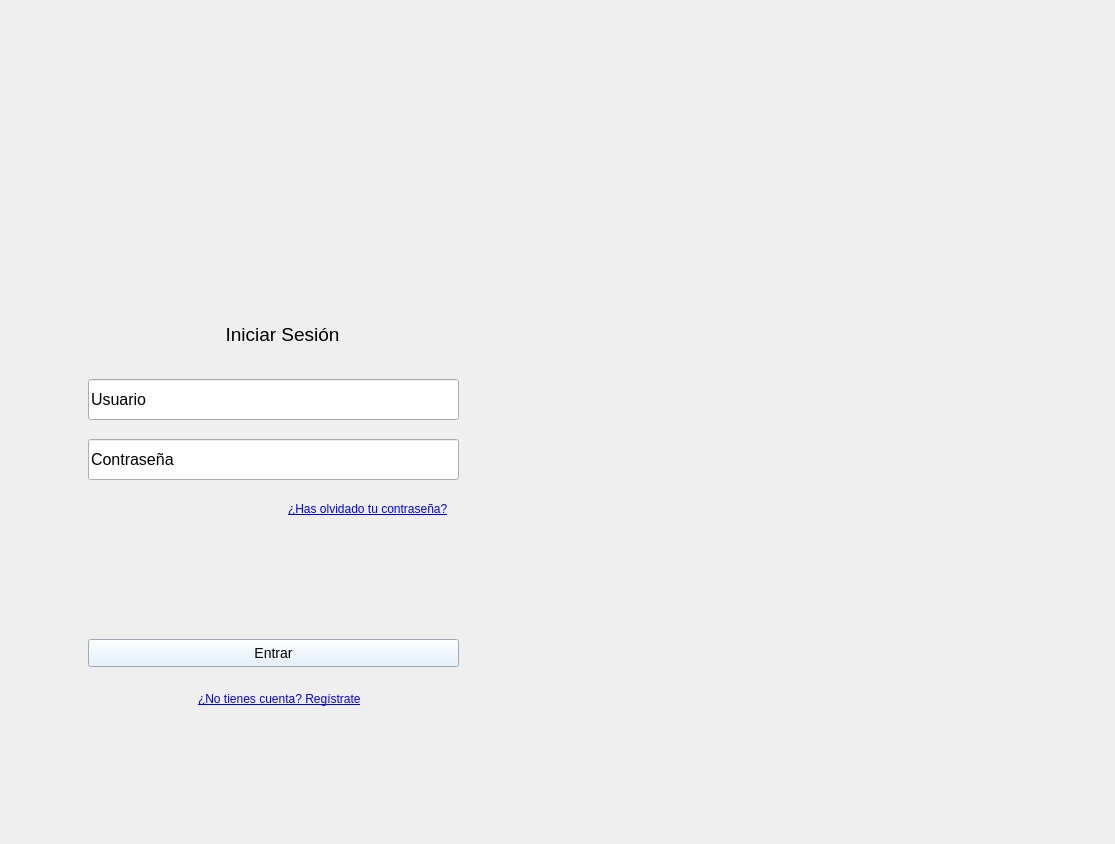
laraanton/InSo, file src/vista/ui/vista_login.ui: the form before one commit.
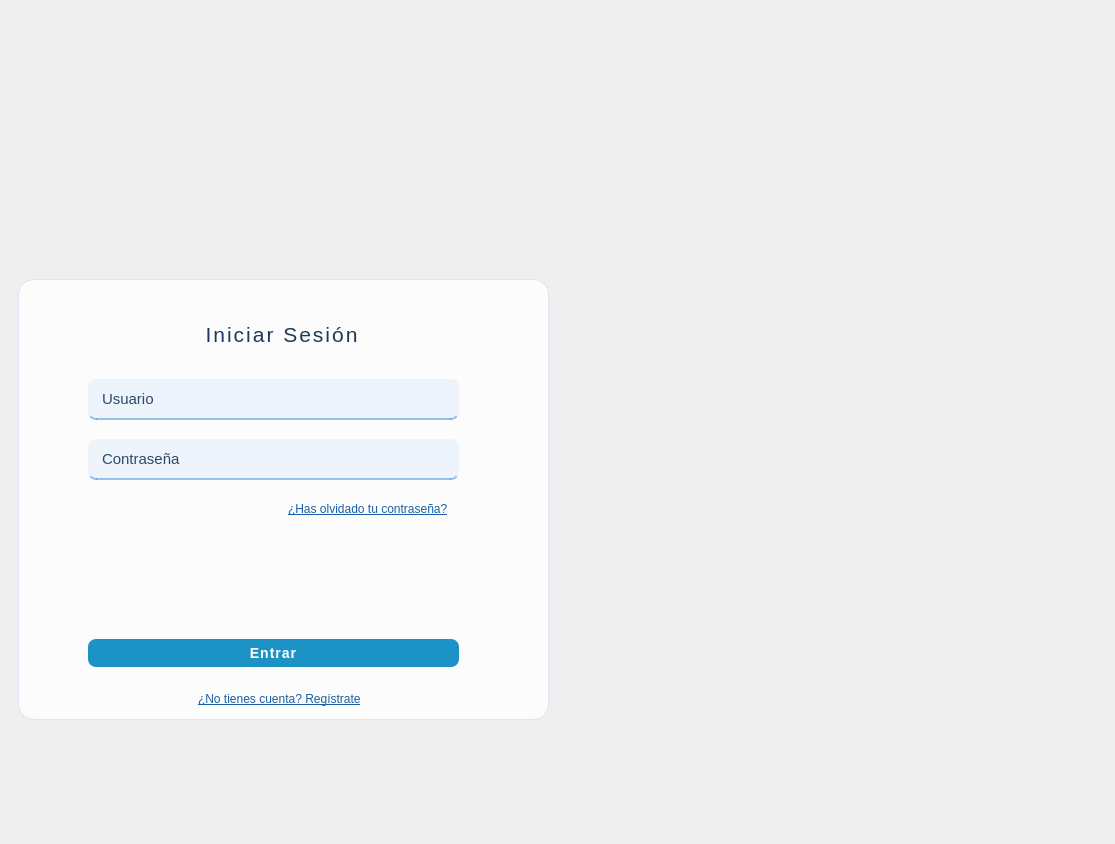
The form after the commit. Icons and pictures are not drawn.

Commit message:
Enhance login UI with new styles and formatting
Added custom styles to improve the login UI appearance.

```diff
--- a/src/vista/ui/vista_login.ui
+++ b/src/vista/ui/vista_login.ui
@@ -33,6 +33,13 @@
            <height>441</height>
           </rect>
          </property>
+         <property name="styleSheet">
+          <string notr="true">QWidget#widget_2 {
+	background-color: rgba(255, 255, 255, 0.82);
+	border-radius: 16px;
+	border: 1px solid rgba(200, 220, 245, 0.6);
+}</string>
+         </property>
          <widget class="QLabel" name="inicio_sesion">
           <property name="geometry">
            <rect>
@@ -43,7 +50,7 @@
            </rect>
           </property>
           <property name="text">
-           <string>&lt;html&gt;&lt;head/&gt;&lt;body&gt;&lt;p&gt;&lt;span style=&quot; font-size:14pt;&quot;&gt;Iniciar Sesión&lt;/span&gt;&lt;/p&gt;&lt;/body&gt;&lt;/html&gt;</string>
+           <string>&lt;html&gt;&lt;head/&gt;&lt;body&gt;&lt;p&gt;&lt;span style=&quot; font-size:16pt; font-weight:300; color:#1a3a5c; letter-spacing:2px;&quot;&gt;Iniciar Sesión&lt;/span&gt;&lt;/p&gt;&lt;/body&gt;&lt;/html&gt;</string>
           </property>
           <property name="textFormat">
            <enum>Qt::RichText</enum>
@@ -63,9 +70,18 @@
           </property>
           <property name="styleSheet">
            <string notr="true">QLineEdit {
-	font-size: 16px;
+	font-size: 15px;
+	color: #2c4a6e;
+	background-color: rgba(230, 241, 251, 0.7);
+	border: none;
+	border-bottom: 2px solid rgba(55, 138, 221, 0.5);
+	border-radius: 8px;
+	padding: 6px 12px;
 }
-</string>
+QLineEdit:focus {
+	background-color: rgba(230, 241, 251, 0.95);
+	border-bottom: 2px solid rgb(55, 138, 221);
+}</string>
           </property>
           <property name="text">
            <string>Usuario</string>
@@ -82,9 +98,18 @@
           </property>
           <property name="styleSheet">
            <string notr="true">QLineEdit {
-	font-size: 16px;
+	font-size: 15px;
+	color: #2c4a6e;
+	background-color: rgba(230, 241, 251, 0.7);
+	border: none;
+	border-bottom: 2px solid rgba(55, 138, 221, 0.5);
+	border-radius: 8px;
+	padding: 6px 12px;
 }
-</string>
+QLineEdit:focus {
+	background-color: rgba(230, 241, 251, 0.95);
+	border-bottom: 2px solid rgb(55, 138, 221);
+}</string>
           </property>
           <property name="text">
            <string>Contraseña</string>
@@ -101,10 +126,21 @@
           </property>
           <property name="styleSheet">
            <string notr="true">QPushButton {
-	background-color: rgb(222, 237, 252);
+	background-color: rgb(29, 147, 197);
+	color: white;
 	font-size: 14px;
+	font-weight: 500;
+	letter-spacing: 1px;
+	border: none;
+	border-radius: 8px;
+	padding: 6px;
 }
-</string>
+QPushButton:hover {
+	background-color: rgb(24, 95, 165);
+}
+QPushButton:pressed {
+	background-color: rgb(12, 68, 124);
+}</string>
           </property>
           <property name="text">
            <string>Entrar</string>
@@ -120,7 +156,7 @@
            </rect>
           </property>
           <property name="styleSheet">
-           <string notr="true">color: blue;</string>
+           <string notr="true">color: rgb(24, 95, 165); font-size: 12px;</string>
           </property>
           <property name="text">
            <string>&lt;html&gt;&lt;head/&gt;&lt;body&gt;&lt;p&gt;&lt;span style=&quot; text-decoration: underline;&quot;&gt;¿Has olvidado tu contraseña?&lt;/span&gt;&lt;/p&gt;&lt;/body&gt;&lt;/html&gt;</string>
@@ -136,8 +172,7 @@
            </rect>
           </property>
           <property name="styleSheet">
-           <string notr="true">color: blue;
-</string>
+           <string notr="true">color: rgb(24, 95, 165); font-size: 12px;</string>
           </property>
           <property name="text">
            <string>&lt;html&gt;&lt;head/&gt;&lt;body&gt;&lt;p&gt;&lt;span style=&quot; text-decoration: underline;&quot;&gt;¿No tienes cuenta? Regístrate&lt;/span&gt;&lt;/p&gt;&lt;/body&gt;&lt;/html&gt;</string>
```
